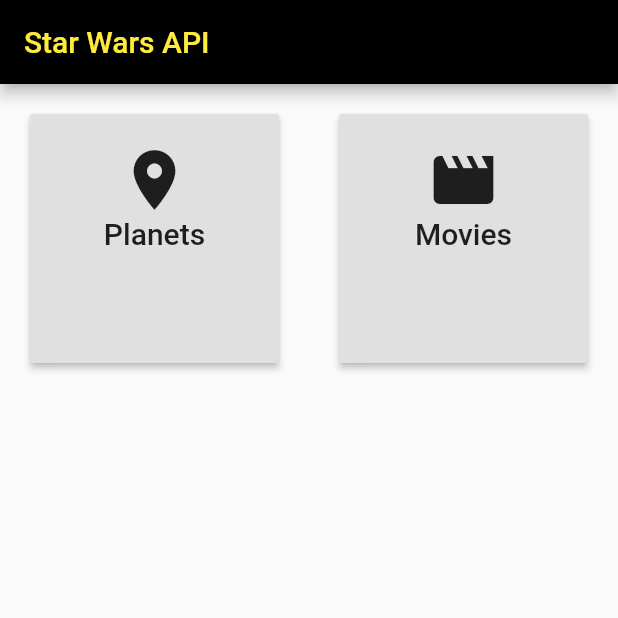
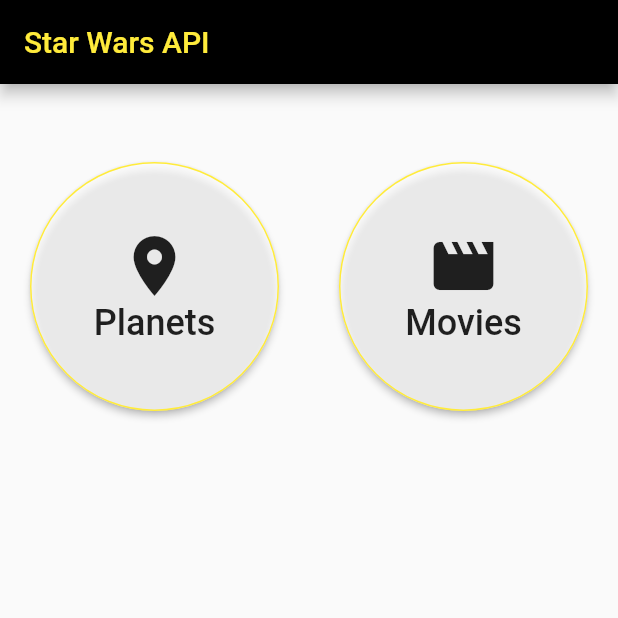
Before and after one commit to chrisbenseler/flutter_starwars, a Flutter app: the screen it shows after launch, on a phone screen of 412 x 824 dp, the top half of it. Run offline on Flutter 3.47's test engine with Material 2 defaults, Android fonts, the phone set to English and light mode, and no system bars; our stand-ins replace progress_dialog.

Commit message:
feat: layut home

```diff
--- a/lib/screens/home/home_page.dart
+++ b/lib/screens/home/home_page.dart
@@ -7,11 +7,17 @@ class Home extends StatelessWidget {
     return new Container(
         padding: EdgeInsets.all(20.0),
         child: new RaisedButton(
+          color: Colors.white70,
+          shape: RoundedRectangleBorder(
+            borderRadius: new BorderRadius.circular(200.0),
+            side: BorderSide(color: Colors.yellow)
+          ),
           child: new Column(
+            mainAxisAlignment: MainAxisAlignment.center,
+            crossAxisAlignment: CrossAxisAlignment.center,
             children: <Widget>[
-            new Padding(padding: EdgeInsets.all(10.0),),
               icon,
-            new Text(label, style: TextStyle(fontSize: 20.0))
+              new Text(label, style: TextStyle(fontSize: 24.0))
             ],
           ),
           onPressed: () => Navigator.of(context).pushNamed(url),
@@ -27,6 +33,7 @@ class Home extends StatelessWidget {
           title: new Text('Star Wars API'),
         ),
         body: GridView.count(
+          padding: EdgeInsets.only(top: 32.0),
           crossAxisCount: 2,
           children: <Widget>[
             _menuItem('Planets', '/planets', new Icon(Icons.location_on, size: 48.0,), context),
```
Also changed, not shown: lib/screens/movies/movie_detail_page.dart (+17 -16 lines), lib/screens/planets/planet_detail_page.dart (+10 -8 lines), lib/screens/planets/planets_page.dart (+0 -8 lines). Lines whose indentation alone changed are shown as unchanged.
